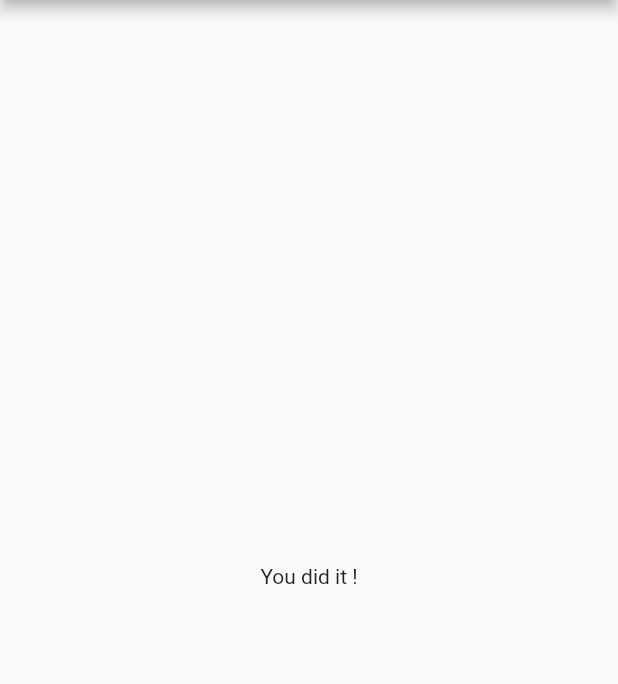
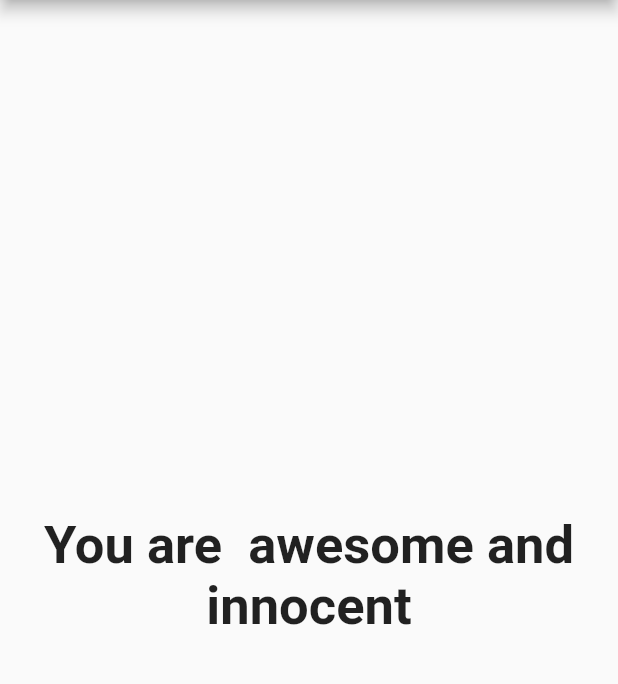
Before and after one commit to Rakesh-swain/Quiz_App, a Flutter app: the screen it shows after launch, after a tap on "Black", after a tap on "Tiger", after a tap on "Chinu", on a phone screen of 412 x 824 dp, the part 84-768 px from its top. Run offline on Flutter 3.47's test engine with Material 2 defaults, Android fonts, the phone set to English and light mode, and no system bars.

```diff
--- a/lib/main.dart
+++ b/lib/main.dart
@@ -16,20 +16,37 @@ class MyApp extends StatefulWidget {
 class _MyAppState extends State<MyApp> {
   final _questions = const [
     {
-      "questionText": "What's your favourite color ?",
-      "answers": ['Black', 'red', 'green', 'white']
+      'questionText': 'What\'s your favourite color ?',
+      'answers': [
+        {'text': 'Black', 'score': 10},
+        {'text': 'Red', 'score': 5},
+        {'text': 'Green', 'score': 3},
+        {'text': 'White', 'score': 1},
+      ],
     },
     {
-      "questionText": "What's your favourite animal ?",
-      "answers": ['Tiger', 'Lion', 'Zebra', 'Rabbit']
+      'questionText': "What's your favourite Animal ?",
+      'answers': [
+        {'text': 'Tiger', 'score': 3},
+        {'text': 'Lion', 'score': 11},
+        {'text': 'Zebra', 'score': 5},
+        {'text': 'Rabbit', 'score': 9},
+      ],
     },
     {
-      "questionText": "What's your favourite instructor ?",
-      "answers": ['Rakesh', 'Chinu', 'Rahul', 'Raj']
+      'questionText': 'What\'s your favourite Instructor ?',
+      'answers': [
+        {'text': 'Rakesh', 'Score': 10},
+        {'text': 'Chinu', 'Score': 5},
+        {'text': 'Rahul', 'Score': 3},
+        {'text': 'Raj', 'Score': 6},
+      ],
     },
   ];
   var _questionIndex = 0;
-  void _answerQuestion() {
+  var _totalScore = 0;
+  void _answerQuestion(int? score) {
+    _totalScore += 1;
     setState(() {
       _questionIndex += 1;
     });
@@ -55,7 +72,7 @@ class _MyAppState extends State<MyApp> {
                 questionIndex: _questionIndex,
                 questions: _questions,
               )
-            : Result(),
+            : Result(_totalScore),
       ),
     );
   }
--- a/lib/quiz.dart
+++ b/lib/quiz.dart
@@ -1,11 +1,12 @@
 import 'package:flutter/material.dart';
+
 import './question.dart';
 import './answer.dart';
 
 class Quiz extends StatelessWidget {
   final List<Map<String, Object>> questions;
   final int questionIndex;
-  final VoidCallback answerQuestion;
+  final Function answerQuestion;
 
   Quiz(
       {required this.questions,
@@ -13,11 +14,15 @@ class Quiz extends StatelessWidget {
       required this.questionIndex});
   @override
   Widget build(BuildContext context) {
-    return Column(children: [
-      Question(questions[questionIndex]['questionText'] as String),
-      ...(questions[questionIndex]['answers'] as List<String>).map((answer) {
-        return Answer(answerQuestion, answer);
-      }).toList()
-    ]);
+    return Column(
+      children: [
+        Question(questions[questionIndex]['questionText'] as String),
+        ...(questions[questionIndex]['answers'] as List<Map<String, Object>>)
+            .map((answer) {
+          return Answer(
+              () => answerQuestion(answer['score']), answer['text'] as String);
+        }).toList()
+      ],
+    );
   }
 }
--- a/lib/result.dart
+++ b/lib/result.dart
@@ -1,10 +1,31 @@
 import 'package:flutter/material.dart';
 
 class Result extends StatelessWidget {
+  final int resultScore;
+  Result(this.resultScore);
+
+  String get resultPhrase {
+    String resultText;
+    if (resultScore <= 8) {
+      resultText = "You are  awesome and innocent";
+    } else if (resultScore <= 12) {
+      resultText = "Pretty likeable !";
+    } else if (resultScore <= 16) {
+      resultText = "You are so strange !";
+    } else {
+      resultText = "You are so bad !";
+    }
+    return resultText;
+  }
+
   @override
   Widget build(BuildContext context) {
-    return const Center(
-      child: Text("You did it !"),
+    return Center(
+      child: Text(
+        resultPhrase,
+        style: const TextStyle(fontSize: 35, fontWeight: FontWeight.bold),
+        textAlign: TextAlign.center,
+      ),
     );
   }
 }
```
